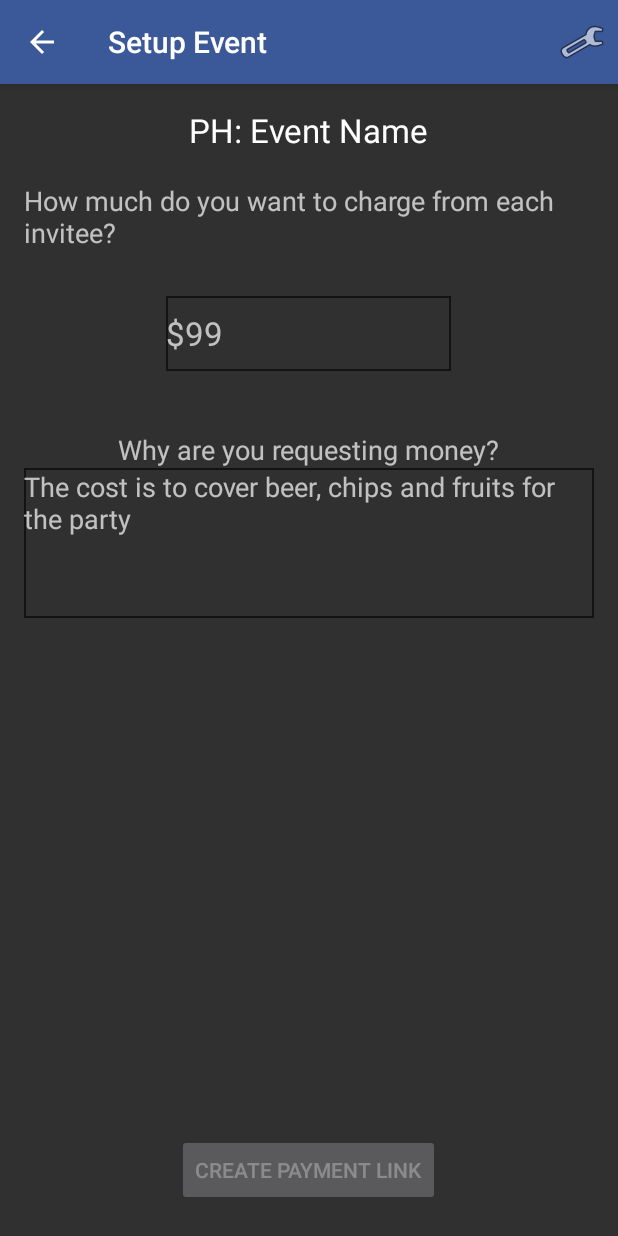
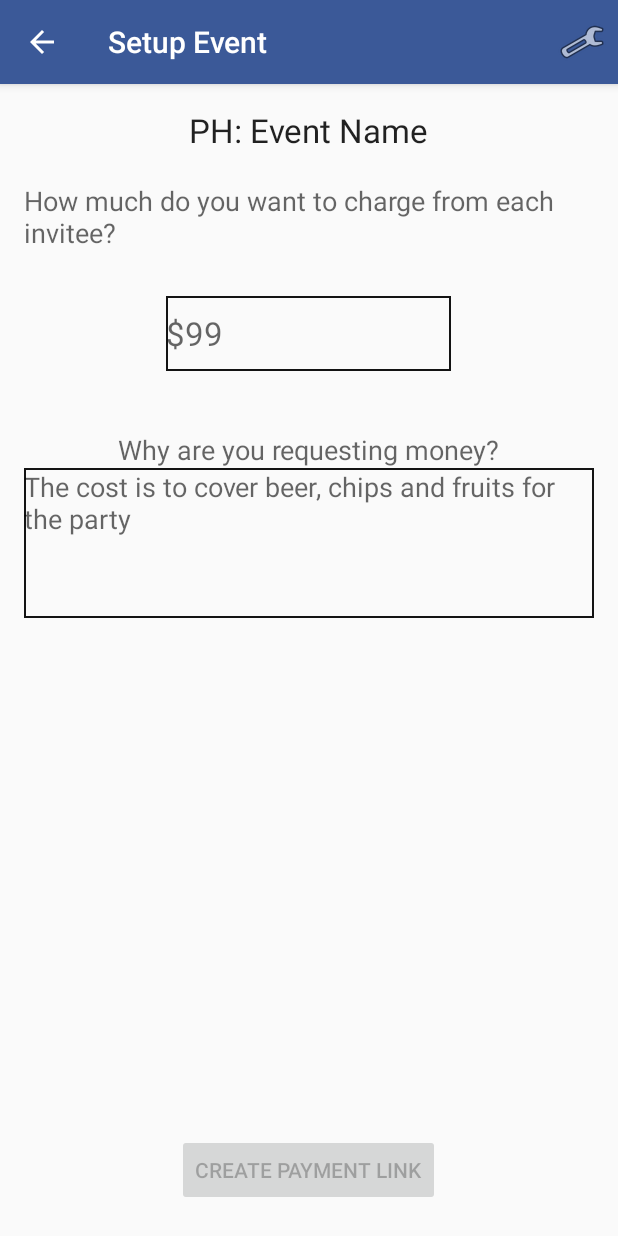
Before and after one commit to iic-ninjas/PSix, an Android app: the SetupEventActivity screen opened directly, with no data from a screen before it, on a phone screen of 412 x 824 dp. Run offline under Robolectric (Android 15) with nearby library versions, the phone set to English and light mode, and no system bars; our stand-ins replace ButterKnife; libraries missing offline, so code that uses them is left out: org.parceler; 1 statement that could not run was skipped.

Commit message:
Better theme

```diff
--- a/app/src/main/res/values/styles.xml
+++ b/app/src/main/res/values/styles.xml
@@ -7,7 +7,7 @@
         <item name="android:activityCloseExitAnimation">@anim/slide_right_out</item>
     ֿ</style>
 
-    <style name="PSixTheme" parent="@style/Theme.AppCompat">
+    <style name="PSixTheme" parent="@style/Theme.AppCompat.Light.DarkActionBar">
         <item name="android:windowAnimationStyle">@style/SlideActivityAnimation</item>
         <item name="actionBarStyle">@style/CustomBarStyle</item>
     </style>
```
